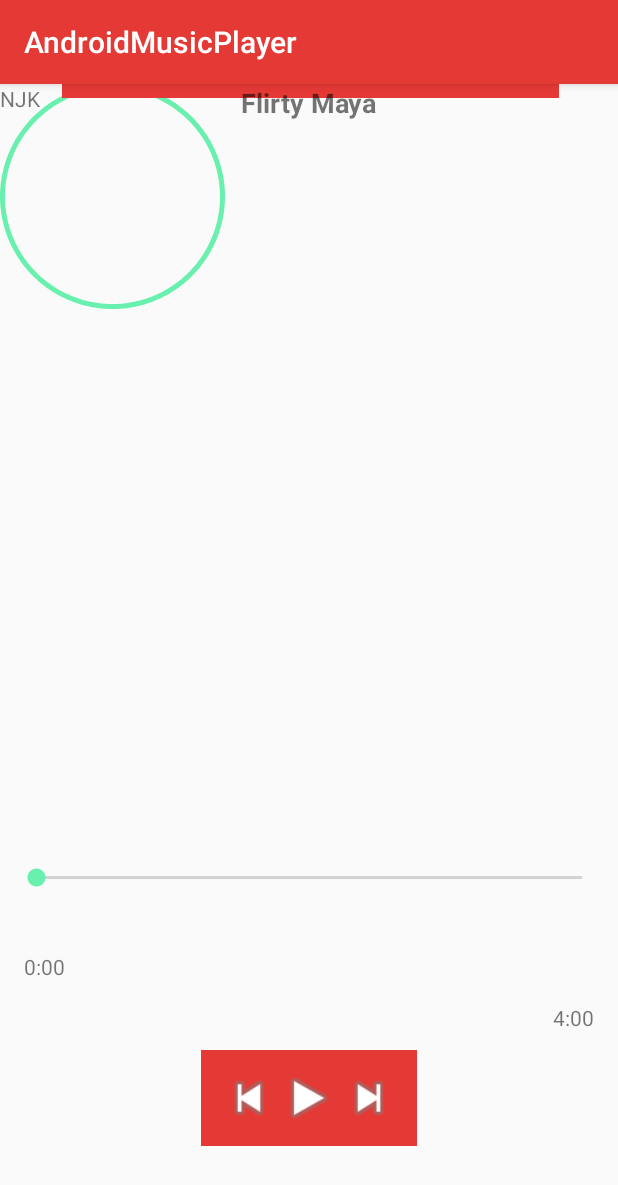
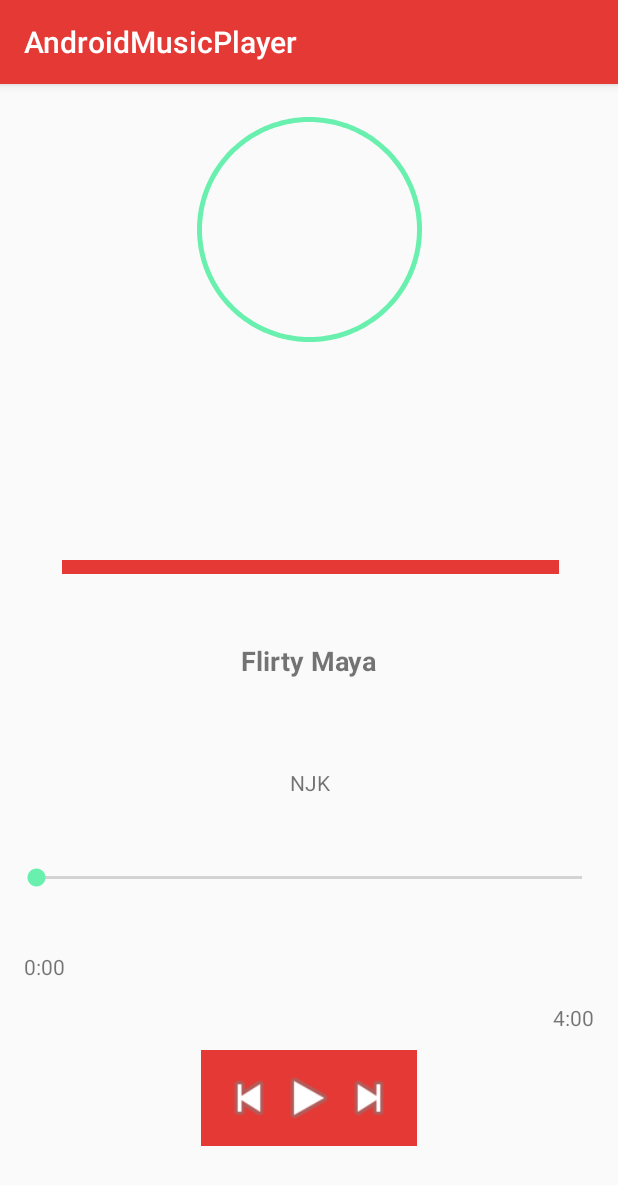
Before and after one commit to nepkoder/AndroidMusicPlayerApp, an Android app: the screen it shows after launch (MainActivity), on a phone screen of 412 x 824 dp. Shown: the top 1185 px of the screen. Run offline under Robolectric (Android 15) with nearby library versions, the phone set to English and light mode, and no system bars.

Commit message:
arrange user interface

```diff
--- a/app/src/main/res/layout/activity_main.xml
+++ b/app/src/main/res/layout/activity_main.xml
@@ -10,47 +10,63 @@
         android:id="@+id/artistImage"
         android:layout_width="150dp"
         android:layout_height="150dp"
-        app:srcCompat="@drawable/oval"
-        tools:ignore="MissingConstraints"
-        tools:layout_editor_absoluteX="117dp"
-        tools:layout_editor_absoluteY="37dp" />
+        android:layout_marginBottom="8dp"
+        android:layout_marginEnd="8dp"
+        android:layout_marginStart="8dp"
+        android:layout_marginTop="8dp"
+        app:layout_constraintBottom_toBottomOf="parent"
+        app:layout_constraintEnd_toEndOf="parent"
+        app:layout_constraintStart_toStartOf="parent"
+        app:layout_constraintTop_toTopOf="parent"
+        app:layout_constraintVertical_bias="0.023"
+        app:srcCompat="@drawable/oval" />
 
     <ImageView
         android:id="@+id/divider"
         android:layout_width="331dp"
         android:layout_height="9dp"
+        android:layout_marginBottom="8dp"
         android:layout_marginEnd="8dp"
         android:layout_marginStart="8dp"
+        android:layout_marginTop="8dp"
+        app:layout_constraintBottom_toTopOf="@+id/tableRow"
         app:layout_constraintEnd_toEndOf="parent"
         app:layout_constraintHorizontal_bias="0.513"
         app:layout_constraintStart_toStartOf="parent"
-        app:srcCompat="@drawable/divider"
-        tools:ignore="MissingConstraints"
-        tools:layout_editor_absoluteY="219dp" />
+        app:layout_constraintTop_toTopOf="parent"
+        app:srcCompat="@drawable/divider" />
 
     <TextView
         android:id="@+id/songName"
         android:layout_width="wrap_content"
         android:layout_height="wrap_content"
+        android:layout_marginBottom="8dp"
         android:layout_marginEnd="8dp"
         android:layout_marginStart="8dp"
+        android:layout_marginTop="8dp"
         android:text="@string/song_name"
         android:textSize="18sp"
         android:textStyle="bold"
+        app:layout_constraintBottom_toBottomOf="parent"
         app:layout_constraintEnd_toEndOf="parent"
         app:layout_constraintStart_toStartOf="parent"
-        tools:ignore="MissingConstraints"
-        tools:layout_editor_absoluteY="254dp" />
+        app:layout_constraintTop_toTopOf="parent" />
 
     <TextView
         android:id="@+id/artistName"
         android:layout_width="wrap_content"
         android:layout_height="wrap_content"
+        android:layout_marginBottom="8dp"
+        android:layout_marginEnd="8dp"
+        android:layout_marginStart="8dp"
         android:text="@string/artist_name"
         android:textSize="14sp"
-        tools:ignore="MissingConstraints"
-        tools:layout_editor_absoluteX="179dp"
-        tools:layout_editor_absoluteY="293dp" />
+        app:layout_constraintBottom_toTopOf="@+id/mSeekbar"
+        app:layout_constraintEnd_toEndOf="parent"
+        app:layout_constraintHorizontal_bias="0.501"
+        app:layout_constraintStart_toStartOf="parent"
+        app:layout_constraintTop_toBottomOf="@+id/divider"
+        app:layout_constraintVertical_bias="0.789" />
 
     <SeekBar
         android:id="@+id/mSeekbar"
@@ -94,6 +110,7 @@
         app:layout_constraintVertical_bias="0.98" />
 
     <TableRow
+        android:id="@+id/tableRow"
         android:layout_width="wrap_content"
         android:layout_height="wrap_content"
         android:layout_marginBottom="60dp"
@@ -109,8 +126,7 @@
             android:id="@+id/prevButton"
             android:layout_width="40dp"
             android:layout_height="40dp"
-            android:background="@android:drawable/ic_media_previous"
-             />
+            android:background="@android:drawable/ic_media_previous" />
 
         <Button
             android:id="@+id/playButton"
```
